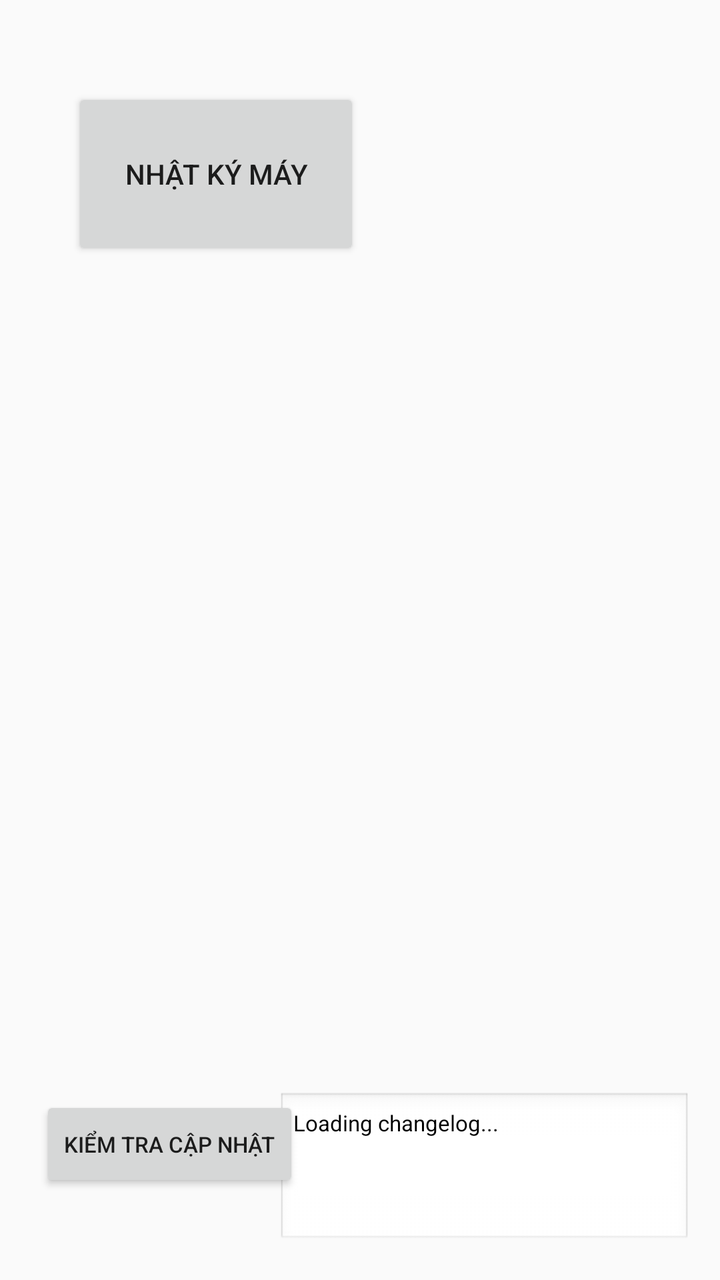
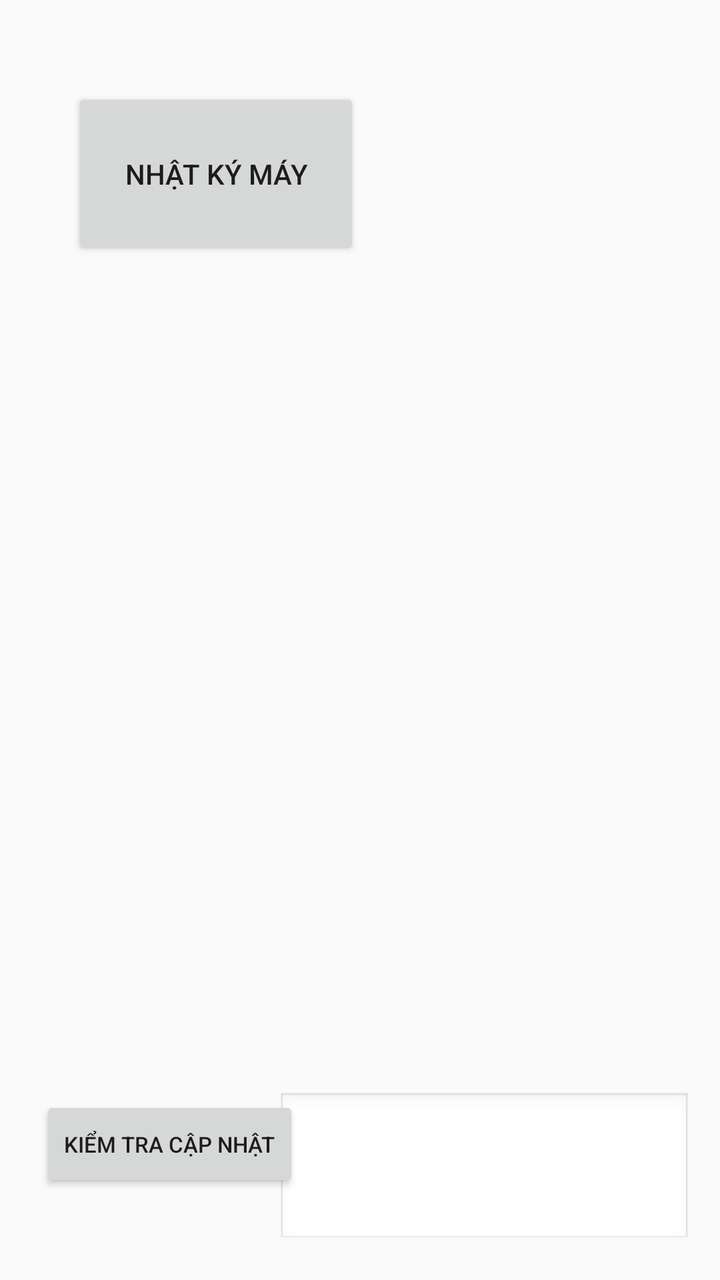

Compare the two renders of this Android layout. The source of the first and the diff that turns it into the second are given below.
<!-- AndroidManifest.xml: application theme Theme.AppCompat.Light.DarkActionBar -->
<!-- res/layout/frontpage.xml -->
<?xml version="1.0" encoding="utf-8"?>
<RelativeLayout xmlns:android="http://schemas.android.com/apk/res/android"
    android:layout_width="match_parent"
    android:layout_height="match_parent"
    android:padding="16dp">

    
    <Button
        android:id="@+id/btnAbTesting"
        android:layout_width="48dp"
        android:layout_height="48dp"
        android:background="@android:color/transparent"
        android:text=""
        android:visibility="invisible"
        android:layout_alignParentBottom="true"
        android:layout_alignParentStart="true"
        android:layout_marginStart="8dp"
        android:layout_marginBottom="8dp" />

    
    <TextView
        android:id="@+id/txtVersion"
        android:layout_width="wrap_content"
        android:layout_height="wrap_content"
        android:layout_alignParentBottom="true"
        android:layout_alignParentStart="true"
        android:layout_marginStart="4dp"
        android:layout_marginBottom="4dp"
        android:text=""
        android:textColor="@android:color/darker_gray"
        android:textSize="10sp"
        android:alpha="0.7" />

    <Button
        android:id="@+id/btnCheckUpdate"
        android:layout_width="wrap_content"
        android:layout_height="48dp"
        android:layout_alignParentBottom="true"
        android:layout_alignParentStart="true"
        android:layout_marginStart="4dp"
        android:layout_marginBottom="28dp"
        android:text="Kiểm tra cập nhật"
        android:textSize="11sp" />

    
    <Button
        android:id="@+id/btnMachineLog"
        android:layout_width="144dp"
        android:layout_height="86dp"
        android:layout_alignParentTop="true"
        android:layout_alignParentStart="true"
        android:layout_marginStart="20dp"
        android:layout_marginTop="28dp"
        android:text="Nhật ký máy" />

    <ScrollView
        android:id="@+id/scrollChangeLog"
        android:layout_width="207dp"
        android:layout_height="129dp"
        android:layout_alignParentTop="true"
        android:layout_alignParentEnd="true"
        android:layout_marginTop="530dp"
        android:layout_marginEnd="-2dp"
        android:background="@android:drawable/edit_text"
        android:padding="8dp">

        <TextView
            android:id="@+id/txtChangeLog"
            android:layout_width="match_parent"
            android:layout_height="wrap_content"
            android:text="Loading changelog..."
            android:textColor="@android:color/black"
            android:textSize="11sp" />
    </ScrollView>

    

</RelativeLayout>
<!-- resources referenced by this layout -->
<resources>

</resources>

<!-- the commit's change to res/layout/frontpage.xml (unified diff, before → after) -->
@@ -68,7 +68,7 @@
             android:id="@+id/txtChangeLog"
             android:layout_width="match_parent"
             android:layout_height="wrap_content"
-            android:text="Loading changelog..."
+            android:text=""
             android:textColor="@android:color/black"
             android:textSize="11sp" />
     </ScrollView>
